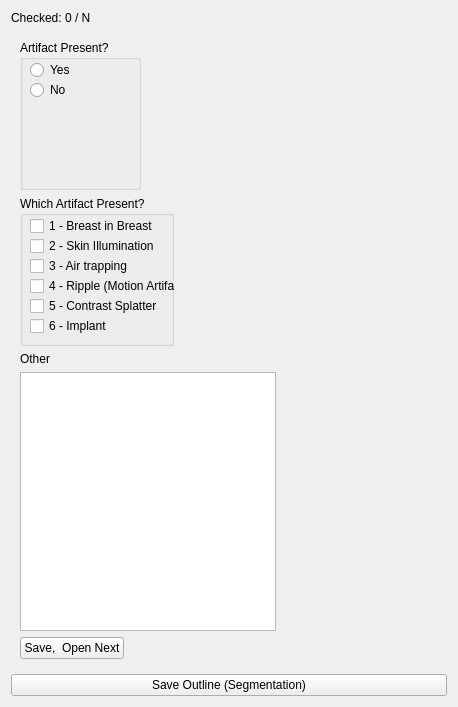
Above: CEMArtifacts/Resources/UI/CEMArtifacts.ui from DonnaHooft/CEMArtifacts before the change. Below: the same form after it.
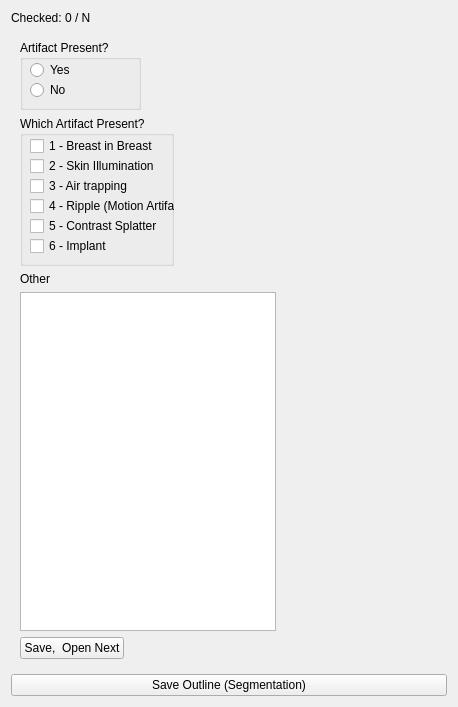
That is the form after the change. Custom widgets are drawn as their Qt base class.

Patch:
```diff
--- a/CEMArtifacts/Resources/UI/CEMArtifacts.ui
+++ b/CEMArtifacts/Resources/UI/CEMArtifacts.ui
@@ -140,7 +140,7 @@
         <property name="minimumSize">
          <size>
           <width>0</width>
-          <height>150</height>
+          <height>70</height>
          </size>
         </property>
         <property name="title">
```
